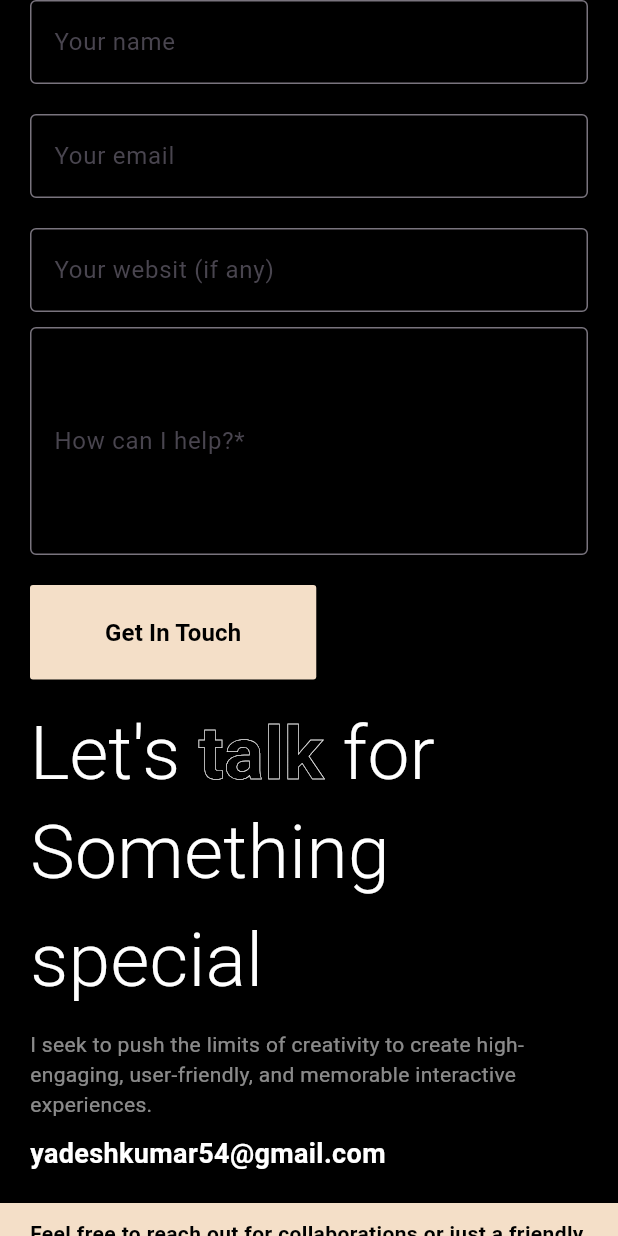
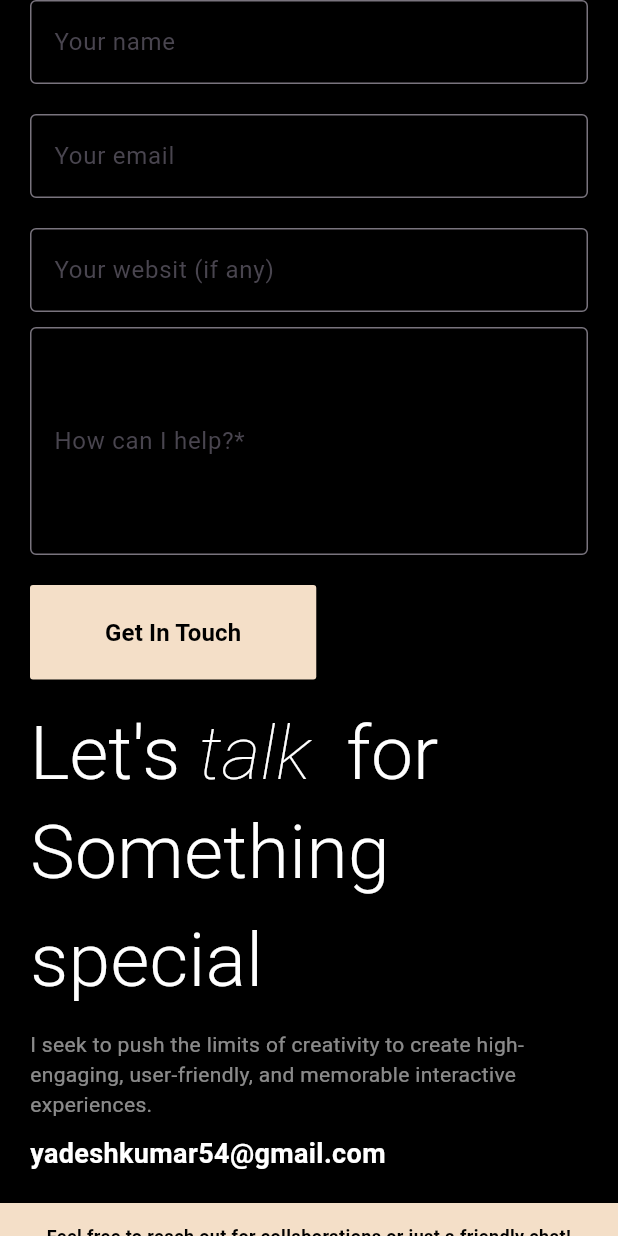
Before and after one commit to agiratech-yadesh/portfolio, a Flutter app: the ContactSection widget shown alone on an empty page, opened directly with empty values, on a phone screen of 412 x 824 dp. Run offline on Flutter 3.47's test engine with Material 3 defaults, Android fonts, the light colour scheme and no system bars; our stand-ins replace open_file, permission_handler; missing offline and left inert: universal_html.

```diff
--- a/lib/components/contact_section.dart
+++ b/lib/components/contact_section.dart
@@ -207,17 +207,20 @@ class ContactSection extends StatelessWidget {
               alignment: AlignmentDirectional.bottomEnd,
               child: Container(
                 padding:
-                    const EdgeInsets.symmetric(horizontal: 20, vertical: 10),
+                    const EdgeInsets.symmetric(horizontal: 20, vertical: 5),
                 width: double.maxFinite,
-                height: 80,
+                height: MediaQuery.of(context).size.height * 0.08,
                 color: const Color(0XFFF4DFC8),
                 child: const Column(
                   mainAxisAlignment: MainAxisAlignment.center,
                   children: [
                     Text(
+                      textAlign: TextAlign.center,
                       'Feel free to reach out for collaborations or just a friendly chat!',
                       style: TextStyle(
-                          color: Colors.black, fontWeight: FontWeight.bold),
+                          color: Colors.black,
+                          fontWeight: FontWeight.bold,
+                          fontSize: 12),
                     ),
                     SizedBox(
                       height: 5,
@@ -225,7 +228,9 @@ class ContactSection extends StatelessWidget {
                     Text(
                       '© Yadesh Kumar V 2024.',
                       style: TextStyle(
-                          color: Colors.black, fontWeight: FontWeight.bold),
+                          color: Colors.black,
+                          fontWeight: FontWeight.bold,
+                          fontSize: 12),
                     ),
                   ],
                 ),
@@ -236,6 +241,7 @@ class ContactSection extends StatelessWidget {
       ),
     );
   }
+
   Widget introTextWidget(BuildContext context) {
     final double screenWidth = MediaQuery.of(context).size.width;
 
@@ -244,26 +250,35 @@ class ContactSection extends StatelessWidget {
       children: [
         RichText(
           textDirection: TextDirection.rtl,
-          text: TextSpan(
+          text: const TextSpan(
             text: "Let's ",
-            style: const TextStyle(
+            style: TextStyle(
               fontSize: 50,
               color: Colors.white,
               fontWeight: FontWeight.w300,
             ),
             children: <TextSpan>[
               TextSpan(
-                text: 'talk ',
+                text: 'talk  ',
                 style: TextStyle(
+                  fontStyle: FontStyle.italic,
                   fontSize: 50,
-                  fontWeight: FontWeight.bold,
-                  foreground: Paint()
-                    ..style = PaintingStyle.stroke
-                    ..strokeWidth = .3
-                    ..color = Colors.white,
+                  color: Colors.white,
+                  fontWeight: FontWeight.w200,
                 ),
               ),
-              const TextSpan(
+              // TextSpan(
+              //   text: 'talk ',
+              //   style: TextStyle(
+              //     fontSize: 50,
+              //     fontWeight: FontWeight.bold,
+              //     foreground: Paint()
+              //       ..style = PaintingStyle.stroke
+              //       ..strokeWidth = .3
+              //       ..color = Colors.white,
+              //   ),
+              // ),
+              TextSpan(
                 text: "for",
                 style: TextStyle(
                   fontSize: 50,
--- a/lib/components/experience_section.dart
+++ b/lib/components/experience_section.dart
@@ -38,7 +38,7 @@ class _ExperienceSectionState extends State<ExperienceSection> {
         padding: EdgeInsets.symmetric(horizontal: padding, vertical: padding2),
         child: Column(
           children: [
-                        // const SizedBox(height: 100),
+            // const SizedBox(height: 100),
 
             RichText(
               textDirection: TextDirection.rtl,
```
Also changed, not shown: lib/components/appbar.dart (+28 -19 lines), lib/components/home_section.dart (+7 -29 lines), lib/components/projects_section.dart (added, +205 -0 lines), lib/components/skills_section.dart (+13 -10 lines), lib/home.dart (+11 -8 lines), pubspec.lock, 10 other files.
